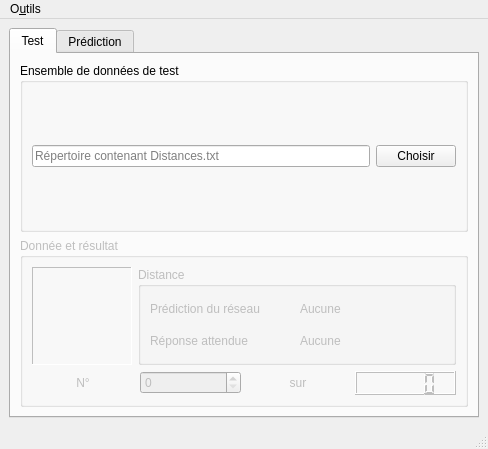
First picture: the form in Code/PC/GUI/TestPredictionWindow.ui, repository Hamza5/PFE-Master, before the edit.
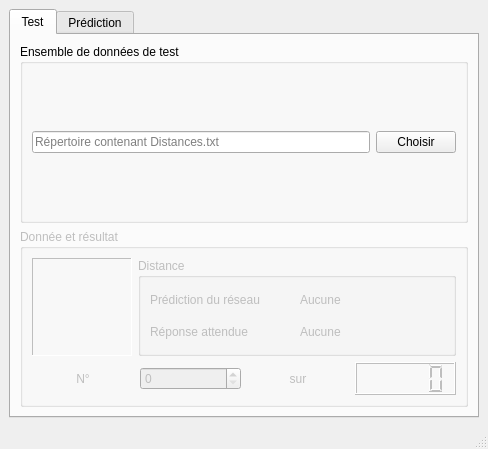
Second picture: the form after the edit.

What changed in the file:
```diff
--- a/Code/PC/GUI/TestPredictionWindow.ui
+++ b/Code/PC/GUI/TestPredictionWindow.ui
@@ -267,13 +267,6 @@
      <height>39</height>
     </rect>
    </property>
-   <widget class="QMenu" name="toolsMenu">
-    <property name="title">
-     <string>O&amp;utils</string>
-    </property>
-    <addaction name="datasetGeneratorAction"/>
-   </widget>
-   <addaction name="toolsMenu"/>
   </widget>
   <widget class="QStatusBar" name="statusbar"/>
   <action name="datasetGeneratorAction">
```
